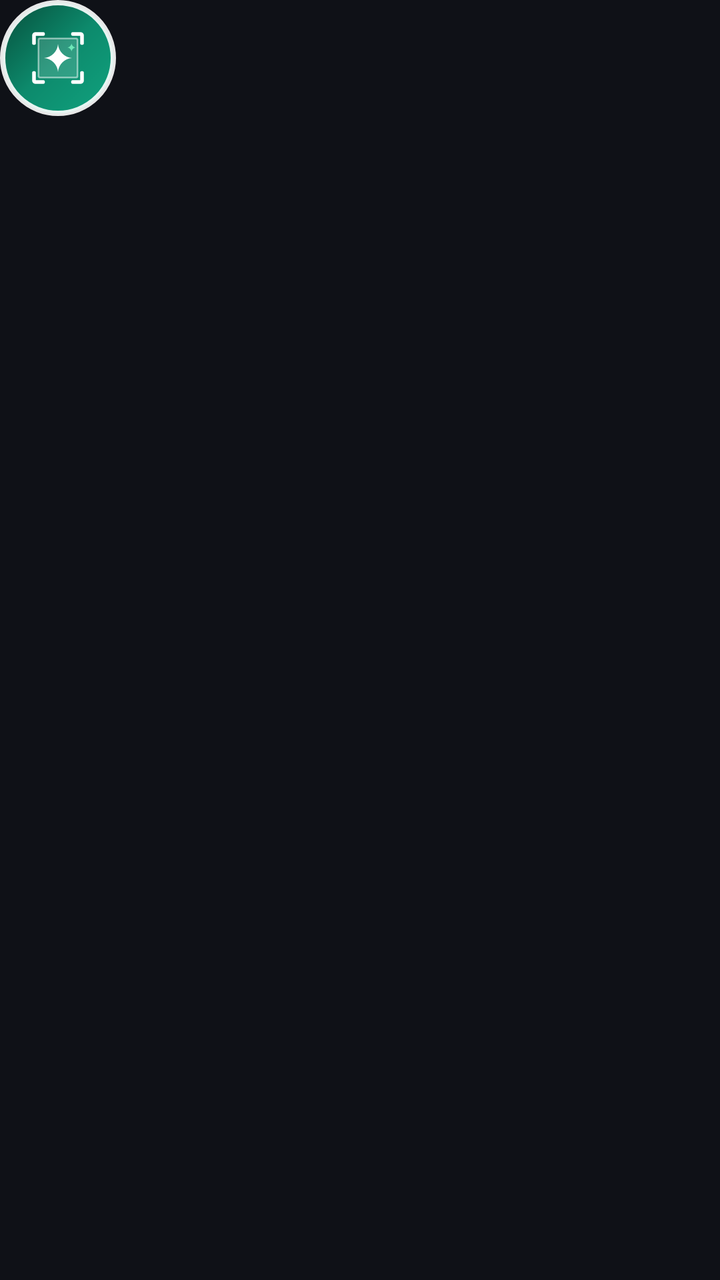
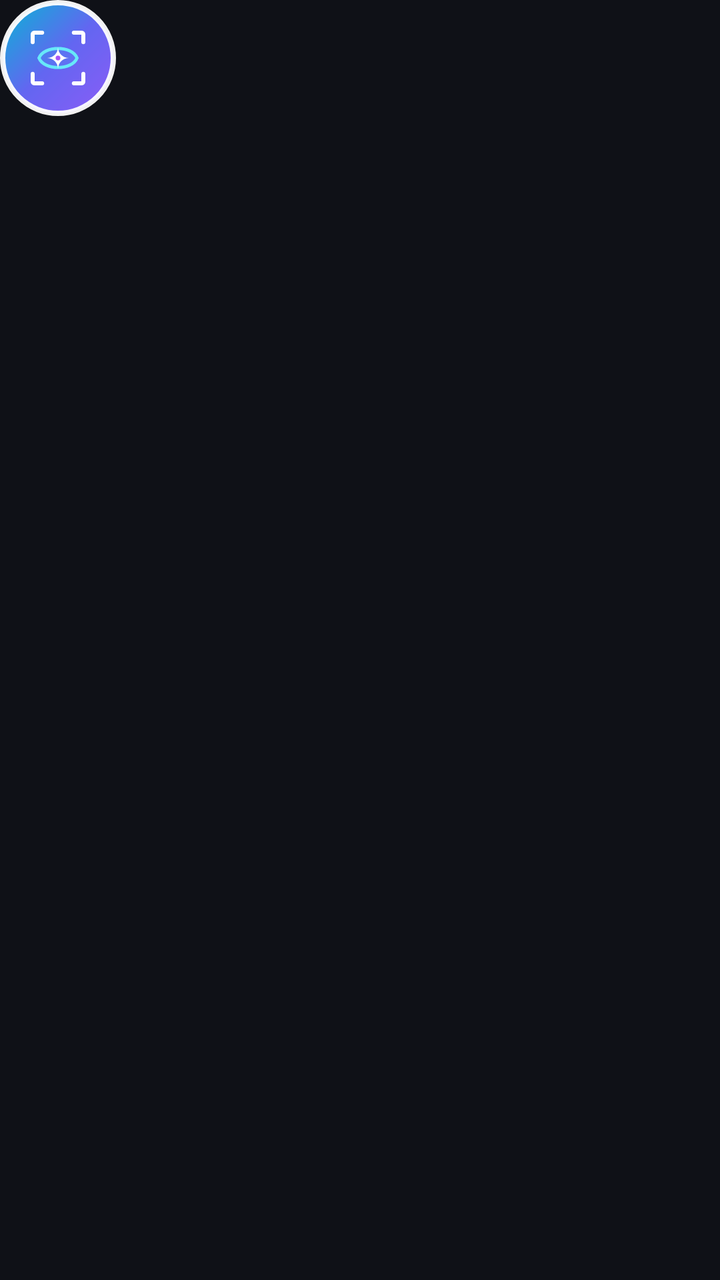

An Android layout rendered at two revisions. The XML below is the earlier revision; the diff shows what the commit changed to produce the second picture.
<!-- AndroidManifest.xml: application theme Theme.ScreenChatGPTOverlay -->
<!-- res/layout/overlay_floating_bubble.xml -->
<?xml version="1.0" encoding="utf-8"?>
<FrameLayout xmlns:android="http://schemas.android.com/apk/res/android"
    xmlns:app="http://schemas.android.com/apk/res-auto"
    android:id="@+id/bubbleRoot"
    android:layout_width="wrap_content"
    android:layout_height="wrap_content"
    android:clickable="true"
    android:focusable="true">

    
    <ImageView
        android:id="@+id/ivBubbleIcon"
        android:layout_width="58dp"
        android:layout_height="58dp"
        android:background="@drawable/bg_floating_bubble"
        android:contentDescription="ScreenGPT Bubble"
        android:elevation="10dp"
        android:padding="11dp"
        android:scaleType="centerInside"
        android:src="@drawable/ic_screen_gpt_bubble" />

</FrameLayout>
<!-- resources referenced by this layout -->
<resources>
  <!-- drawable bg_floating_bubble (drawable) -->
  <?xml version="1.0" encoding="utf-8"?>
  <ripple xmlns:android="http://schemas.android.com/apk/res/android"
      android:color="#4DFFFFFF">
      <item>
          <shape android:shape="oval">
              <gradient
                  android:angle="135"
                  android:startColor="#10A37F"
                  android:centerColor="#0D8A6C"
                  android:endColor="#064E3B"
                  android:type="linear" />
              <stroke
                  android:width="2.5dp"
                  android:color="#E6FFFFFF" />
              <size
                  android:width="58dp"
                  android:height="58dp" />
          </shape>
      </item>
  </ripple>
  <!-- drawable ic_screen_gpt_bubble (drawable) -->
  <vector xmlns:android="http://schemas.android.com/apk/res/android"
      android:width="48dp"
      android:height="48dp"
      android:viewportWidth="48"
      android:viewportHeight="48">
  
      
      <path
          android:strokeColor="#FFFFFF"
          android:strokeWidth="2.5"
          android:strokeLineCap="round"
          android:strokeLineJoin="round"
          android:fillColor="#00000000"
          android:pathData="M 8,14 L 8,9 C 8,8.45 8.45,8 9,8 L 14,8 M 34,8 L 39,8 C 39.55,8 40,8.45 40,9 L 40,14 M 40,34 L 40,39 C 40,39.55 39.55,40 39,40 L 34,40 M 14,40 L 9,40 C 8.45,40 8,39.55 8,39 L 8,34" />
  
      
      <path
          android:fillColor="#26FFFFFF"
          android:strokeColor="#80FFFFFF"
          android:strokeWidth="1.2"
          android:pathData="M 12,11 C 11.45,11 11,11.45 11,12 L 11,36 C 11,36.55 11.45,37 12,37 L 36,37 C 36.55,37 37,36.55 37,36 L 37,12 C 37,11.45 36.55,11 36,11 Z" />
  
      
      <path
          android:fillColor="#FFFFFF"
          android:pathData="M 24,14 C 24,19.5 19.5,24 14,24 C 19.5,24 24,28.5 24,34 C 24,28.5 28.5,24 34,24 C 28.5,24 24,19.5 24,14 Z" />
  
      
      <path
          android:fillColor="#6EE7B7"
          android:pathData="M 33,14 C 33,15.6 31.6,17 30,17 C 31.6,17 33,18.4 33,20 C 33,18.4 34.4,17 36,17 C 34.4,17 33,15.6 33,14 Z" />
  
  </vector>
  <style name="Theme.ScreenChatGPTOverlay" parent="Theme.Material3.Dark.NoActionBar">
          <item name="colorPrimary">@color/brand_emerald</item>
          <item name="colorOnPrimary">@color/text_on_brand</item>
          <item name="colorSecondary">@color/brand_purple</item>
          <item name="android:windowBackground">@color/bg_dark_base</item>
          <item name="android:statusBarColor">@color/bg_dark_base</item>
          <item name="android:navigationBarColor">@color/bg_dark_base</item>
      </style>
  <color name="brand_emerald">#10A37F</color>
  <color name="text_on_brand">#FFFFFF</color>
  <color name="brand_purple">#6366F1</color>
  <color name="bg_dark_base">#0F1117</color>
</resources>

<!-- the commit's change to res/layout/overlay_floating_bubble.xml (unified diff, before → after) -->
@@ -15,8 +15,8 @@
         android:background="@drawable/bg_floating_bubble"
         android:contentDescription="ScreenGPT Bubble"
         android:elevation="10dp"
-        android:padding="11dp"
+        android:padding="10dp"
         android:scaleType="centerInside"
-        android:src="@drawable/ic_screen_gpt_bubble" />
+        android:src="@drawable/ic_screen_ai_eye" />
 
 </FrameLayout>
<!-- resource entries referenced after the edit -->
@@ -8,20 +8,20 @@
           <shape android:shape="oval">
               <gradient
                   android:angle="135"
-                  android:startColor="#10A37F"
-                  android:centerColor="#0D8A6C"
-                  android:endColor="#064E3B"
+                  android:startColor="#8B5CF6"
+                  android:centerColor="#6366F1"
+                  android:endColor="#06B6D4"
                   android:type="linear" />
               <stroke
                   android:width="2.5dp"
-                  android:color="#E6FFFFFF" />
+                  android:color="#F0FFFFFF" />
               <size
                   android:width="58dp"
                   android:height="58dp" />
           </shape>
       </item>
   </ripple>
-  <!-- drawable ic_screen_gpt_bubble (drawable) -->
+  <!-- drawable ic_screen_ai_eye (drawable) -->
   <vector xmlns:android="http://schemas.android.com/apk/res/android"
       android:width="48dp"
       android:height="48dp"
@@ -39,20 +39,20 @@
   
       
       <path
-          android:fillColor="#26FFFFFF"
-          android:strokeColor="#80FFFFFF"
-          android:strokeWidth="1.2"
-          android:pathData="M 12,11 C 11.45,11 11,11.45 11,12 L 11,36 C 11,36.55 11.45,37 12,37 L 36,37 C 36.55,37 37,36.55 37,36 L 37,12 C 37,11.45 36.55,11 36,11 Z" />
+          android:strokeColor="#67E8F9"
+          android:strokeWidth="2.0"
+          android:fillColor="#2638BDF8"
+          android:pathData="M 12,24 C 15,16 33,16 36,24 C 33,32 15,32 12,24 Z" />
   
       
       <path
           android:fillColor="#FFFFFF"
-          android:pathData="M 24,14 C 24,19.5 19.5,24 14,24 C 19.5,24 24,28.5 24,34 C 24,28.5 28.5,24 34,24 C 28.5,24 24,19.5 24,14 Z" />
+          android:pathData="M 24,17 C 24,21 21,24 17,24 C 21,24 24,27 24,31 C 24,27 27,24 31,24 C 27,24 24,21 24,17 Z" />
   
       
       <path
-          android:fillColor="#6EE7B7"
-          android:pathData="M 33,14 C 33,15.6 31.6,17 30,17 C 31.6,17 33,18.4 33,20 C 33,18.4 34.4,17 36,17 C 34.4,17 33,15.6 33,14 Z" />
+          android:fillColor="#A855F7"
+          android:pathData="M 24,22.5 A 1.5,1.5 0 1,0 24,25.5 A 1.5,1.5 0 1,0 24,22.5 Z" />
   
   </vector>
   <style name="Theme.ScreenChatGPTOverlay" parent="Theme.Material3.Dark.NoActionBar">
